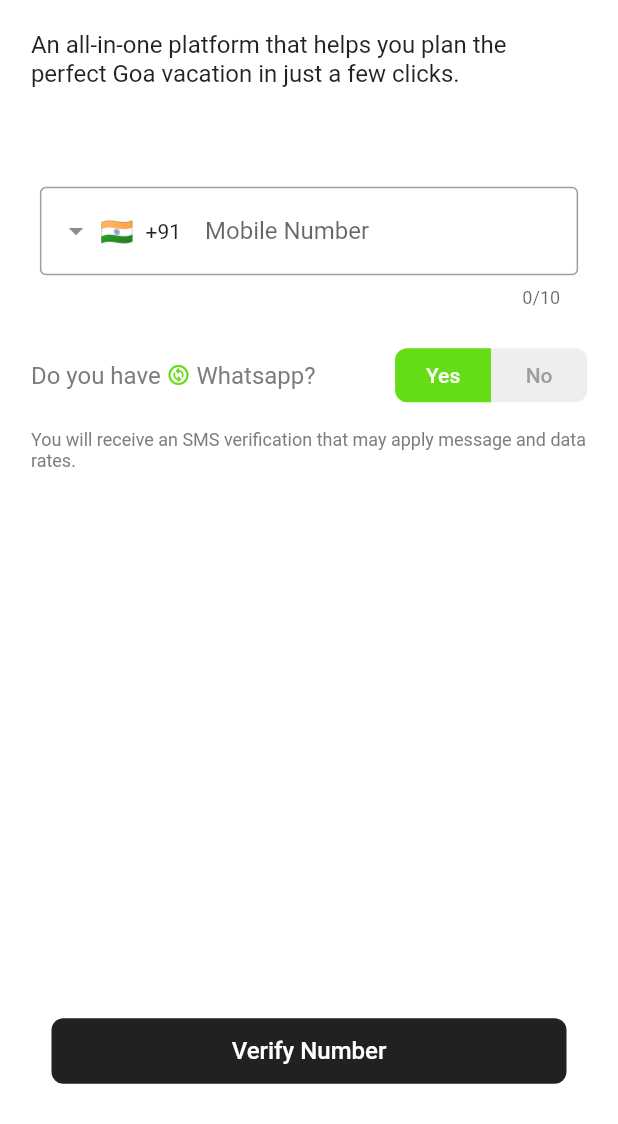
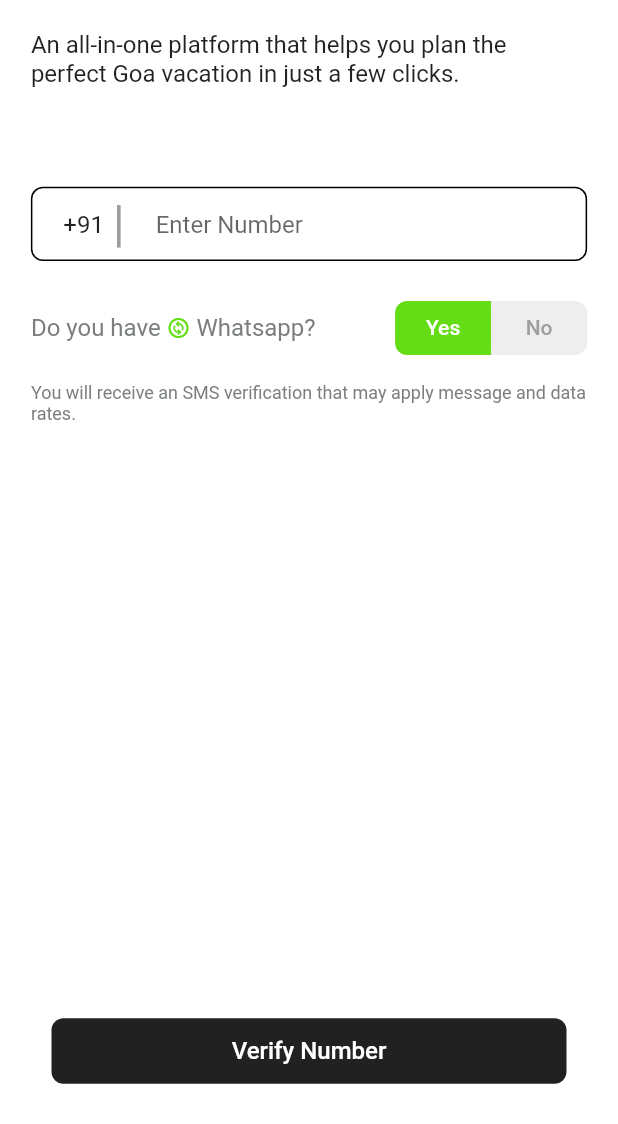
Before and after one commit to Abhinav0915/Goaviralnewz, a Flutter app: the RegisterPage screen opened by its route, on a phone screen of 412 x 824 dp, the part 112-1236 px from its top. Run offline on Flutter 3.47's test engine with Material 2 defaults, Android fonts, the light colour scheme and no system bars; drawn by our look-alikes of intl_phone_field; our stand-ins replace animated_notch_bottom_bar, carousel_slider, dotted_border, firebase_auth, firebase_core, get and 2 more; accounts and stored records are empty; network calls fail.

Commit message:
OTP coming

```diff
--- a/lib/features/auth/screens/register.dart
+++ b/lib/features/auth/screens/register.dart
@@ -1,3 +1,4 @@
+import 'package:firebase_auth/firebase_auth.dart';
 import 'package:flutter/material.dart';
 import 'package:goaviralnews/common/widgets/custom_appbar.dart';
 import 'package:goaviralnews/common/widgets/custom_elevatedbutton.dart';
@@ -8,6 +9,8 @@ import '../../../size_config.dart';
 class RegisterPage extends StatefulWidget {
   const RegisterPage({super.key});
 
+  static String verify = "";
+
   static const String routName = "/register-page";
 
   @override
@@ -17,6 +20,16 @@ class RegisterPage extends StatefulWidget {
 class _RegisterPageState extends State<RegisterPage> {
   bool _noButtonClicked = false;
   String? phoneNumber;
+  var phone = "";
+
+  TextEditingController _countrycode = TextEditingController();
+
+  @override
+  void initState() {
+    _countrycode.text = "+91";
+    // TODO: implement initState
+    super.initState();
+  }
 
   @override
   Widget build(BuildContext context) {
@@ -58,29 +71,81 @@ class _RegisterPageState extends State<RegisterPage> {
                       height: height * 0.08,
                     ),
                     Container(
-                      padding: const EdgeInsets.symmetric(horizontal: 6),
-                      child: IntlPhoneField(
-                        flagsButtonMargin: const EdgeInsets.symmetric(
-                          horizontal: 8,
+                      height: height * 0.06,
+                      decoration: BoxDecoration(
+                        color: Colors.white,
+                        border: Border.all(
+                          color: Colors.black,
                         ),
-                        decoration: const InputDecoration(
-                          hintText: 'Mobile Number',
-                          border: OutlineInputBorder(
-                            borderSide: BorderSide(
-                              color: GlobalVariables.fadedTextColor,
-                              width: 0.5,
+                        borderRadius: BorderRadius.circular(8),
+                      ),
+                      child: Row(
+                        children: [
+                          SizedBox(
+                            width: width * 0.05,
+                          ),
+                          SizedBox(
+                            width: width * 0.08,
+                            child: TextField(
+                                controller: _countrycode,
+                                decoration: InputDecoration(
+                                  border: InputBorder.none,
+                                )),
+                          ),
+                          Text(
+                            "|",
+                            style: TextStyle(fontSize: 33, color: Colors.grey),
+                          ),
+                          SizedBox(width: width * 0.05),
+                          Expanded(
+                            child: TextField(
+                              onChanged: (value) {
+                                phone = value;
+                              },
+                              keyboardType: TextInputType.number,
+                              decoration: InputDecoration(
+                                border: InputBorder.none,
+                                hintText: "Enter Number",
+                                hintStyle: TextStyle(
+                                  fontSize: 16,
+                                  fontWeight: FontWeight.w400,
+                                ),
+                              ),
                             ),
                           ),
-                        ),
-                        initialCountryCode: 'IN',
-                        onChanged: (phone) {
-                          phoneNumber = phone.number;
-                          print(phone.completeNumber);
-                          print(phone.countryCode);
-                          print(phone.number);
-                        },
+                        ],
                       ),
                     ),
+
+                    // Container(
+                    //   padding: const EdgeInsets.symmetric(horizontal: 6),
+                    //   child: TextField(
+                    //     decoration: InputDecoration(
+                    //       hintText: "Enter Mobile Number",
+                    //       hintStyle: TextStyle(
+                    //         fontSize: 16,
+                    //         fontWeight: FontWeight.w400,
+                    //       ),
+                    //       border: OutlineInputBorder(
+                    //         borderRadius: BorderRadius.circular(8),
+                    //         borderSide: BorderSide(
+                    //           color: Colors.black,
+                    //         ),
+                    //       ),
+                    //       enabledBorder: OutlineInputBorder(
+                    //         borderRadius: BorderRadius.circular(8),
+                    //         borderSide: BorderSide(
+                    //           color: Colors.black,
+                    //         ),
+                    //       ),
+                    //       focusedBorder: OutlineInputBorder(
+                    //         borderRadius: BorderRadius.circular(8),
+                    //
+                    //       ),
+                    //     ),
+                    //   ),
+                    //   ),
+
                     SizedBox(
                       height: height * 0.025,
                     ),
@@ -199,11 +264,20 @@ class _RegisterPageState extends State<RegisterPage> {
                 child: CustomElevatedButton(
                   title: "Verify Number",
                   router: "/otp-verification-register-page",
-                  onPressed: () {
-                    Navigator.pushNamed(
-                      context,
-                      "/otp-verification-register-page",
-                      arguments: phoneNumber,
+                  onPressed: () async {
+                    await FirebaseAuth.instance.verifyPhoneNumber(
+                      phoneNumber: '${_countrycode.text + phone}',
+                      verificationCompleted:
+                          (PhoneAuthCredential credential) {},
+                      verificationFailed: (FirebaseAuthException e) {},
+                      codeSent: (String verificationId, int? resendToken) {
+                        RegisterPage.verify = verificationId;
+                        Navigator.pushNamed(
+                          context,
+                          "/otp-verification-page",
+                        );
+                      },
+                      codeAutoRetrievalTimeout: (String verificationId) {},
                     );
                   },
                 ),
--- a/lib/main.dart
+++ b/lib/main.dart
@@ -1,9 +1,13 @@
 import 'package:firebase_core/firebase_core.dart';
 import 'package:flutter/material.dart';
+import 'package:goaviralnews/features/auth/screens/login.dart';
+import 'package:goaviralnews/features/auth/screens/register.dart';
 
 import 'package:goaviralnews/features/navigation/screens/dashboard.dart';
 
 import 'package:goaviralnews/router.dart';
+
+import 'features/auth/screens/otpverification.dart';
 
 void main() async {
   WidgetsFlutterBinding.ensureInitialized();
@@ -18,7 +22,7 @@ class MyApp extends StatelessWidget {
   Widget build(BuildContext context) {
     return MaterialApp(
       onGenerateRoute: (settings) => generateRoute(settings),
-      home: const DashboardPage(),
+      home: const RegisterPage(),
       debugShowCheckedModeBanner: false,
     );
   }
```
Also changed, not shown: lib/features/auth/screens/otpverification.dart (+96 -63 lines), 4 other files.
